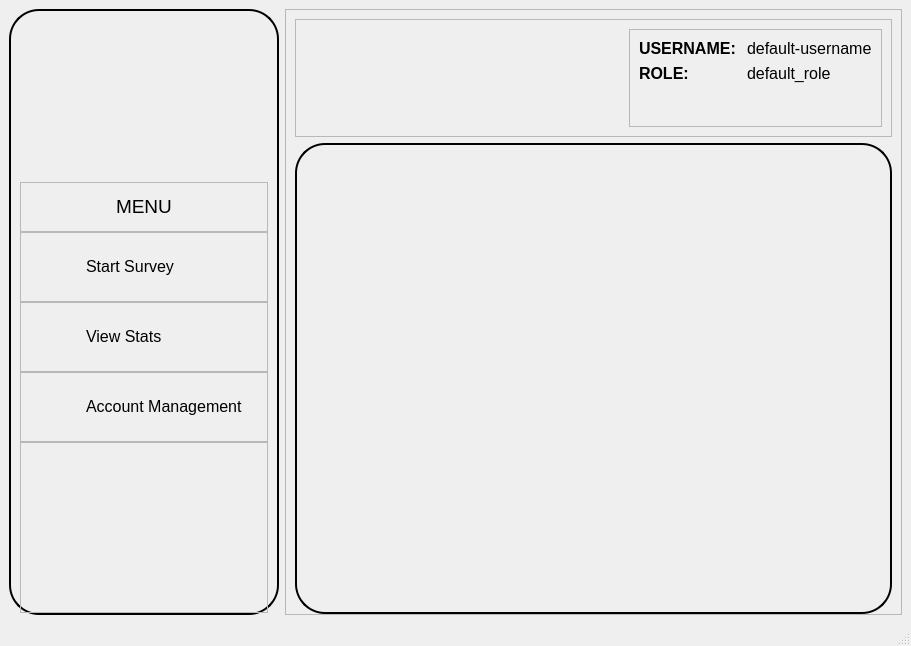
Qt form src/ui_design/dashboard.ui (mikukula/SAT) before a commit.
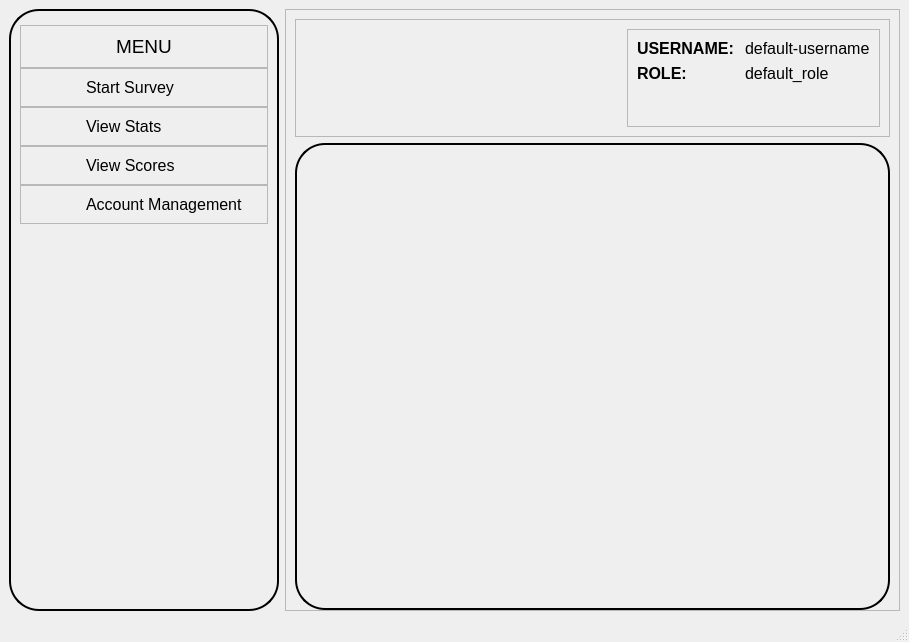
The same form after that commit. Icons and pictures are not drawn.

```diff
--- a/src/ui_design/dashboard.ui
+++ b/src/ui_design/dashboard.ui
@@ -6,8 +6,8 @@
    <rect>
     <x>0</x>
     <y>0</y>
-    <width>911</width>
-    <height>646</height>
+    <width>909</width>
+    <height>642</height>
    </rect>
   </property>
   <property name="sizePolicy">
@@ -262,6 +262,56 @@
          </layout>
         </widget>
        </item>
+       <item>
+        <widget class="QFrame" name="view_scores_frame">
+         <property name="maximumSize">
+          <size>
+           <width>270</width>
+           <height>70</height>
+          </size>
+         </property>
+         <property name="styleSheet">
+          <string notr="true">QFrame:hover {
+	background-color: lightGray;
+	border-radius: 30px;
+}</string>
+         </property>
+         <property name="frameShape">
+          <enum>QFrame::StyledPanel</enum>
+         </property>
+         <property name="frameShadow">
+          <enum>QFrame::Raised</enum>
+         </property>
+         <layout class="QHBoxLayout" name="horizontalLayout_6">
+          <item>
+           <widget class="QLabel" name="label_4">
+            <property name="maximumSize">
+             <size>
+              <width>50</width>
+              <height>50</height>
+             </size>
+            </property>
+            <property name="text">
+             <string/>
+            </property>
+            <property name="pixmap">
+             <pixmap>../../resources/icons/score_no_background.png</pixmap>
+            </property>
+            <property name="scaledContents">
+             <bool>true</bool>
+            </property>
+           </widget>
+          </item>
+          <item>
+           <widget class="QLabel" name="label_6">
+            <property name="text">
+             <string>&lt;html&gt;&lt;head/&gt;&lt;body&gt;&lt;p&gt;&lt;span style=&quot; font-size:12pt;&quot;&gt;View Scores&lt;/span&gt;&lt;/p&gt;&lt;/body&gt;&lt;/html&gt;</string>
+            </property>
+           </widget>
+          </item>
+         </layout>
+        </widget>
+       </item>
        <item>
         <widget class="QFrame" name="account_management_frame">
          <property name="maximumSize">
@@ -313,14 +363,17 @@
         </widget>
        </item>
        <item>
-        <widget class="QFrame" name="frame_8">
-         <property name="frameShape">
-          <enum>QFrame::StyledPanel</enum>
+        <spacer name="verticalSpacer">
+         <property name="orientation">
+          <enum>Qt::Vertical</enum>
          </property>
-         <property name="frameShadow">
-          <enum>QFrame::Raised</enum>
+         <property name="sizeHint" stdset="0">
+          <size>
+           <width>20</width>
+           <height>40</height>
+          </size>
          </property>
-        </widget>
+        </spacer>
        </item>
       </layout>
      </widget>
```
Left out of the diff: 2 changed lines with no effect on the pictures.
